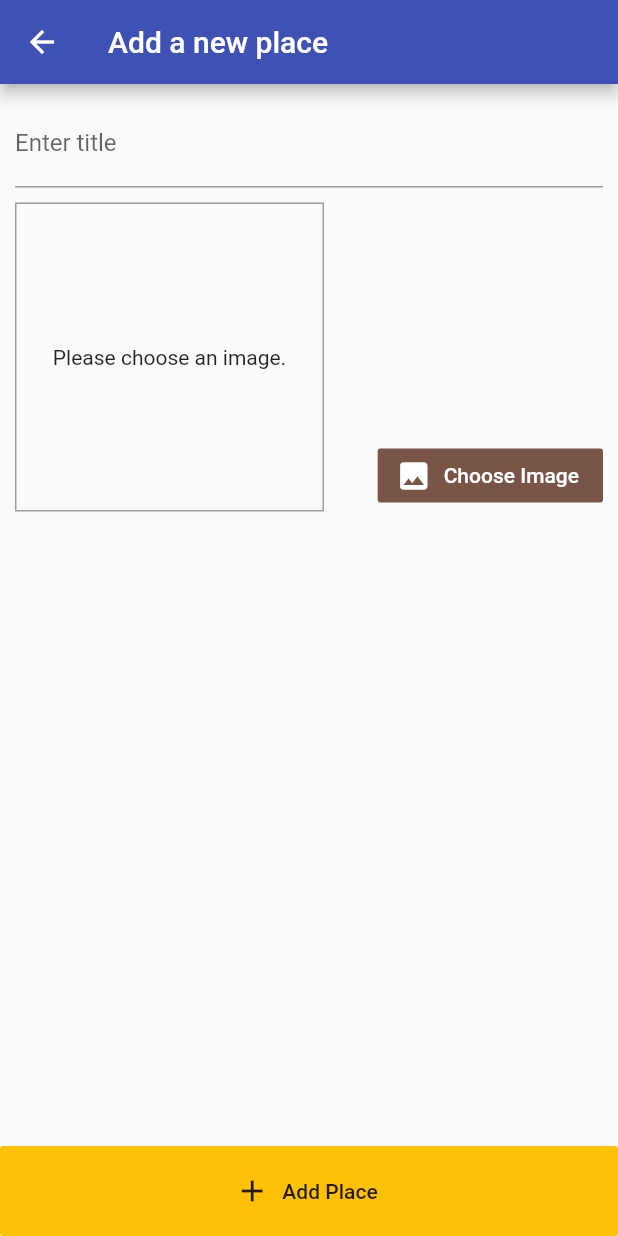
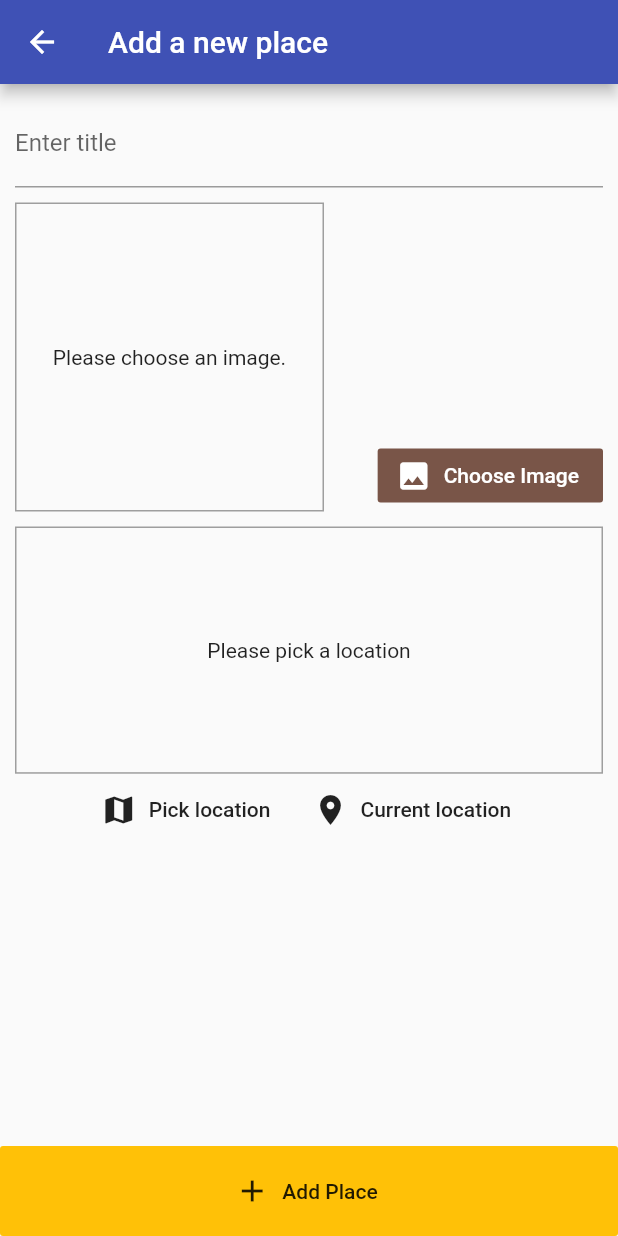
Before and after one commit to AhmedAliIbrahim53/my_places, a Flutter app: the screen it shows after launch, after a tap on "Add", on a phone screen of 412 x 824 dp. Run offline on Flutter 3.47's test engine with Material 2 defaults, Android fonts, the phone set to English and light mode, and no system bars; our stand-ins replace image_picker, location, sqflite; accounts and stored records are empty.

Commit message:
add location input section

```diff
--- /dev/null
+++ b/lib/components/location_input.dart
@@ -0,0 +1,57 @@
+import 'package:flutter/material.dart';
+import 'package:location/location.dart';
+
+class LocationInput extends StatefulWidget {
+  @override
+  _LocationInputState createState() => _LocationInputState();
+}
+
+class _LocationInputState extends State<LocationInput> {
+  String _previewImageUrl;
+
+  Future<void> _getCurrentUserLocation() async {
+    final locData = await Location().getLocation();
+    print(locData.latitude);
+    print(locData.longitude);
+  }
+
+  @override
+  Widget build(BuildContext context) {
+    return Column(
+      children: <Widget>[
+        Container(
+          height: MediaQuery.of(context).size.height / 5,
+          width: double.infinity,
+          alignment: Alignment.center,
+          decoration: BoxDecoration(
+            border: Border.all(
+              color: Colors.grey,
+              width: 1,
+            ),
+          ),
+          child: _previewImageUrl == null
+              ? Text('Please pick a location')
+              : Image.network(
+                  _previewImageUrl,
+                  fit: BoxFit.cover,
+                ),
+        ),
+        Row(
+          mainAxisAlignment: MainAxisAlignment.center,
+          children: <Widget>[
+            FlatButton.icon(
+              onPressed: () {},
+              icon: Icon(Icons.map),
+              label: Text('Pick location'),
+            ),
+            FlatButton.icon(
+              onPressed: _getCurrentUserLocation,
+              icon: Icon(Icons.location_on),
+              label: Text('Current location'),
+            ),
+          ],
+        )
+      ],
+    );
+  }
+}
--- /dev/null
+++ b/lib/helpers/db_helper.dart
@@ -0,0 +1,30 @@
+import 'package:path/path.dart' as path;
+import 'package:sqflite/sqflite.dart' as sql;
+
+class DbHelper {
+  static Future<sql.Database> dataBase() async {
+    final dbPath = await sql.getDatabasesPath();
+    return sql.openDatabase(
+      path.join(dbPath, 'places.db'),
+      onCreate: (db, version) {
+        db.execute(
+            'CREATE Table user_places(id TEXT PRIMARY KEY, title TEXT, image TEXT)');
+      },
+      version: 1,
+    );
+  }
+
+  static Future<void> insert(String tableName, Map<String, Object> data) async {
+    final db = await DbHelper.dataBase();
+    db.insert(
+      tableName,
+      data,
+      conflictAlgorithm: sql.ConflictAlgorithm.replace,
+    );
+  }
+
+  static Future<List<Map<String, dynamic>>> getData(String tableName) async {
+    final db = await DbHelper.dataBase();
+    return db.query(tableName);
+  }
+}
--- a/lib/providers/places.dart
+++ b/lib/providers/places.dart
@@ -1,6 +1,7 @@
 import 'dart:io';
 
 import 'package:flutter/foundation.dart';
+import 'package:my_places/helpers/db_helper.dart';
 
 import '../models/place.dart';
 
@@ -20,5 +21,23 @@ class Places with ChangeNotifier {
     );
     _items.add(pickedPlace);
     notifyListeners();
+    DbHelper.insert('user_places', {
+      'id': pickedPlace.id,
+      'title': pickedPlace.title,
+      'image': pickedPlace.image.path,
+    });
+  }
+
+  Future<void> fetchAndSetPlaces() async {
+    final dataList = await DbHelper.getData('user_places');
+    _items = dataList
+        .map((item) => Place(
+              id: item['id'],
+              title: item['title'],
+              location: null,
+              image: File(item['image']),
+            ))
+        .toList();
+    notifyListeners();
   }
 }
--- a/lib/screens/add_place_screen.dart
+++ b/lib/screens/add_place_screen.dart
@@ -1,6 +1,7 @@
 import 'dart:io';
 
 import 'package:flutter/material.dart';
+import 'package:my_places/components/location_input.dart';
 import 'package:provider/provider.dart';
 
 import '../components/image_input.dart';
@@ -60,6 +61,10 @@ class _AddPlaceScreenState extends State<AddPlaceScreen> {
                       height: 10,
                     ),
                     ImageInput(_selectImage),
+                    SizedBox(
+                      height: 10,
+                    ),
+                    LocationInput(),
                   ],
                 ),
               ),
--- a/lib/screens/places_list_screen.dart
+++ b/lib/screens/places_list_screen.dart
@@ -19,7 +19,14 @@ class PlacesListScreen extends StatelessWidget {
           ),
         ],
       ),
-      body: Consumer<Places>(
+      body: FutureBuilder(
+        future: Provider.of<Places>(context, listen: false).fetchAndSetPlaces(),
+        builder: (ctx, snapshot) => snapshot.connectionState ==
+                ConnectionState.waiting
+            ? Center(
+                child: CircularProgressIndicator(),
+              )
+            : Consumer<Places>(
                 child: Center(
                   child: Column(
                     mainAxisAlignment: MainAxisAlignment.center,
@@ -55,6 +62,7 @@ class PlacesListScreen extends StatelessWidget {
                         ),
                       ),
               ),
+      ),
     );
   }
 }
--- a/pubspec.yaml
+++ b/pubspec.yaml
@@ -13,6 +13,8 @@ dependencies:
   image_picker: ^0.6.7+9
   path_provider: ^1.6.16
   path: ^1.7.0
+  sqflite: ^1.3.1+1
+  location: ^3.0.2
 
 
   cupertino_icons: ^0.1.3
```
Also changed, not shown: lib/main.dart (+5 -2 lines), pubspec.lock. Lines whose indentation alone changed are shown as unchanged.
